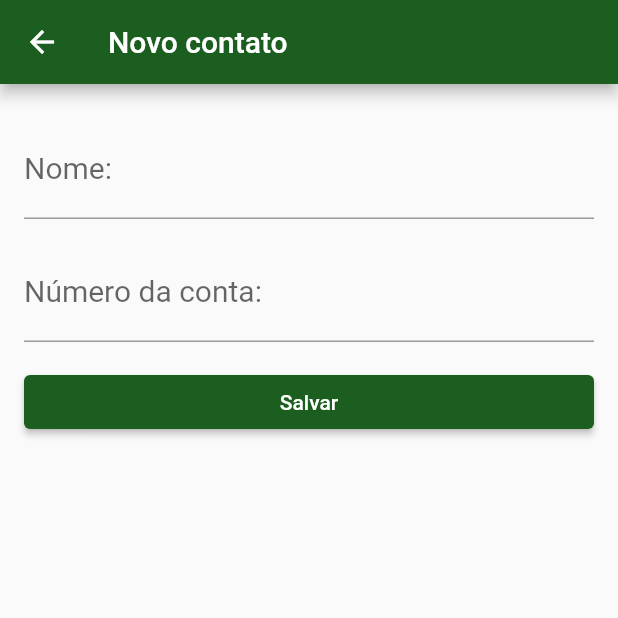
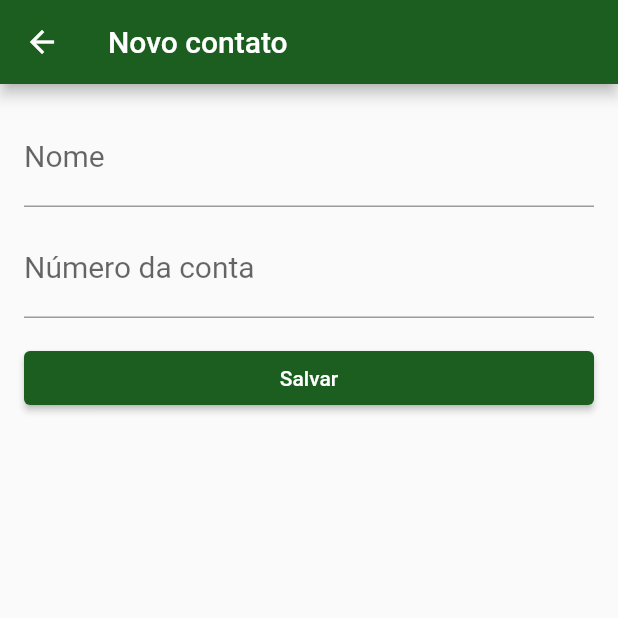
Before and after one commit to TabataMora/ByteBank-flutter-final, a Flutter app: the ContactsList screen opened directly, after a tap on the "add" icon, on a phone screen of 412 x 824 dp, the top half of it. Run offline on Flutter 3.47's test engine with Material 2 defaults, Android fonts, the phone set to English and light mode, and no system bars; our stand-ins replace sqflite; accounts and stored records are empty.

```diff
--- a/lib/database/app_database.dart
+++ b/lib/database/app_database.dart
@@ -1,46 +1,14 @@
-import 'package:bytebank_final/models/contact_model.dart';
+import 'package:bytebank_final/database/dao/contact_dao.dart';
 import 'package:sqflite/sqflite.dart';
 import 'package:path/path.dart';
 
-Future<Database> createDatabase() {
-  return getDatabasesPath().then(
-    (dbPath) {
-      final String path = join(dbPath, 'bytebank.db');
-      return openDatabase(path, onCreate: (db, version) {
-        db.execute(
-            'CREATE TABLE Contacts(id INTEGER PRIMARY KEY, name TEXT, account_number INTEGER)');
-      }, version: 1);
+Future<Database> getDatabase() async {
+  final String path = join(await getDatabasesPath(), 'bytebank.db');
+  return openDatabase(
+    path,
+    onCreate: (db, version) {
+      db.execute(ContactDao.tableSql);
     },
+    version: 1,
   );
 }
-
-Future<int> save(Contact contact) {
-  return createDatabase().then((db) {
-    final Map<String, dynamic> contactMap = Map();
-    contactMap['id'] = contact.id;
-    contactMap['name'] = contact.name;
-    contactMap['account_number'] = contact.accountNumber;
-    return db.insert('Contacts', contactMap);
-  });
-}
-
-Future<List<Contact>> findAll() {
-  return createDatabase().then(
-    (db) {
-      return db.query('contacts').then(
-        (maps) {
-          final List<Contact> contacts = List();
-          for (Map<String, dynamic> map in maps) {
-            final Contact contact = Contact(
-              map['id'],
-              map['name'],
-              map['account_number'],
-            );
-            contacts.add(contact);
-          }
-          return contacts;
-        },
-      );
-    },
-  );
-}
--- /dev/null
+++ b/lib/database/dao/contact_dao.dart
@@ -0,0 +1,47 @@
+import 'package:bytebank_final/database/app_database.dart';
+import 'package:bytebank_final/models/contact_model.dart';
+import 'package:sqflite/sqflite.dart';
+
+class ContactDao {
+  static const String tableSql = 'CREATE TABLE $_tableName('
+      '$_id INTEGER PRIMARY KEY, '
+      '$_name TEXT, '
+      '$_accountNumber INTEGER)';
+  static const String _tableName = 'contacts';
+  static const String _id = 'id';
+  static const String _name = 'name';
+  static const String _accountNumber = 'account_number';
+
+  Future<int> save(Contact contact) async {
+    final Database db = await getDatabase();
+    Map<String, dynamic> contactMap = _toMap(contact);
+    return db.insert(_tableName, contactMap);
+  }
+
+  Future<List<Contact>> findAll() async {
+    final Database db = await getDatabase();
+    final List<Map<String, dynamic>> result = await db.query(_tableName);
+    List<Contact> contacts = _toList(result);
+    return contacts;
+  }
+
+  Map<String, dynamic> _toMap(Contact contact) {
+    final Map<String, dynamic> contactMap = Map();
+    contactMap[_name] = contact.name;
+    contactMap[_accountNumber] = contact.accountNumber;
+    return contactMap;
+  }
+
+  List<Contact> _toList(List<Map<String, dynamic>> result) {
+    final List<Contact> contacts = List();
+    for (Map<String, dynamic> row in result) {
+      final Contact contact = Contact(
+        row[_id],
+        row[_name],
+        row[_accountNumber],
+      );
+      contacts.add(contact);
+    }
+    return contacts;
+  }
+}
--- a/lib/main.dart
+++ b/lib/main.dart
@@ -1,7 +1,4 @@
-//import 'package:bytebank_final/screens/contacts_list.dart';
-//import 'package:bytebank_final/screens/contact_form.dart';
 import 'package:bytebank_final/screens/dashboard.dart';
-//import 'package:bytebank_final/screens/dashboard.dart';
 import 'package:flutter/material.dart';
 
 void main() {
@@ -9,7 +6,6 @@ void main() {
 }
 
 class ByteBankApp extends StatelessWidget {
-  // This widget is the root of your application.
   @override
   Widget build(BuildContext context) {
     return MaterialApp(
--- a/lib/screens/contact_form.dart
+++ b/lib/screens/contact_form.dart
@@ -1,3 +1,4 @@
+import 'package:bytebank_final/database/dao/contact_dao.dart';
 import 'package:bytebank_final/models/contact_model.dart';
 import 'package:flutter/material.dart';
 
@@ -8,9 +9,9 @@ class ContactForm extends StatefulWidget {
 
 class _ContactFormState extends State<ContactForm> {
   final TextEditingController _nameController = TextEditingController();
-
   final TextEditingController _accountNumberController =
       TextEditingController();
+  final ContactDao _dao = ContactDao();
 
   @override
   Widget build(BuildContext context) {
@@ -22,24 +23,21 @@ class _ContactFormState extends State<ContactForm> {
         padding: const EdgeInsets.all(16.0),
         child: Column(
           children: <Widget>[
-            Padding(
-              padding: const EdgeInsets.only(top: 8.0),
-              child: TextField(
+            TextField(
               controller: _nameController,
               decoration: InputDecoration(
-                  labelText: 'Nome:',
+                labelText: 'Nome',
               ),
               style: TextStyle(
                 fontSize: 20.0,
               ),
             ),
-            ),
             Padding(
-              padding: const EdgeInsets.only(top: 16.0),
+              padding: const EdgeInsets.only(top: 8.0),
               child: TextField(
                 controller: _accountNumberController,
                 decoration: InputDecoration(
-                  labelText: 'Número da conta:',
+                  labelText: 'Número da conta',
                 ),
                 style: TextStyle(
                   fontSize: 20.0,
@@ -52,19 +50,17 @@ class _ContactFormState extends State<ContactForm> {
               child: SizedBox(
                 width: double.maxFinite,
                 child: RaisedButton(
+                  child: Text('Salvar'),
                   onPressed: () {
                     final String name = _nameController.text;
                     final int accountNumber =
                         int.tryParse(_accountNumberController.text);
                     final Contact newContact = Contact(0, name, accountNumber);
-                    Navigator.pop(context, newContact);
+                    _dao.save(newContact).then((id) => Navigator.pop(context));
                   },
-                  child: Text(
-                    'Salvar',
                 ),
               ),
-              ),
-            ),
+            )
           ],
         ),
       ),
--- a/lib/screens/contacts_list.dart
+++ b/lib/screens/contacts_list.dart
@@ -1,9 +1,16 @@
-import 'package:bytebank_final/database/app_database.dart';
 import 'package:bytebank_final/models/contact_model.dart';
 import 'package:bytebank_final/screens/contact_form.dart';
+import 'package:bytebank_final/database/dao/contact_dao.dart';
 import 'package:flutter/material.dart';
 
-class ContactsList extends StatelessWidget {
+class ContactsList extends StatefulWidget {
+  @override
+  _ContactsListState createState() => _ContactsListState();
+}
+
+class _ContactsListState extends State<ContactsList> {
+  final ContactDao _dao = ContactDao();
+
   @override
   Widget build(BuildContext context) {
     return Scaffold(
@@ -12,9 +19,7 @@ class ContactsList extends StatelessWidget {
       ),
       body: FutureBuilder<List<Contact>>(
         initialData: List(),
-        future: Future.delayed(Duration(seconds: 1)).then(
-          (value) => findAll(),
-        ),
+        future: _dao.findAll(),
         builder: (context, snapshot) {
           switch (snapshot.connectionState) {
             case ConnectionState.none:
@@ -26,7 +31,7 @@ class ContactsList extends StatelessWidget {
                   crossAxisAlignment: CrossAxisAlignment.center,
                   children: <Widget>[
                     CircularProgressIndicator(),
-                    Text('Carregando'),
+                    Text('Loading')
                   ],
                 ),
               );
@@ -38,13 +43,13 @@ class ContactsList extends StatelessWidget {
               return ListView.builder(
                 itemBuilder: (context, index) {
                   final Contact contact = contacts[index];
-                  return _ContactsItem(contact);
+                  return _ContactItem(contact);
                 },
                 itemCount: contacts.length,
               );
               break;
           }
-          return Text('Erro');
+          return Text('Unknown error');
         },
       ),
       floatingActionButton: FloatingActionButton(
@@ -56,9 +61,7 @@ class ContactsList extends StatelessWidget {
                 ),
               )
               .then(
-                (newContact) => debugPrint(
-                  newContact.toString(),
-                ),
+                (value) => setState(() {}),
               );
         },
         child: Icon(
@@ -69,10 +72,10 @@ class ContactsList extends StatelessWidget {
   }
 }
 
-class _ContactsItem extends StatelessWidget {
+class _ContactItem extends StatelessWidget {
   final Contact contact;
 
-  const _ContactsItem(this.contact);
+  _ContactItem(this.contact);
 
   @override
   Widget build(BuildContext context) {
```
Lines whose indentation alone changed are shown as unchanged.
